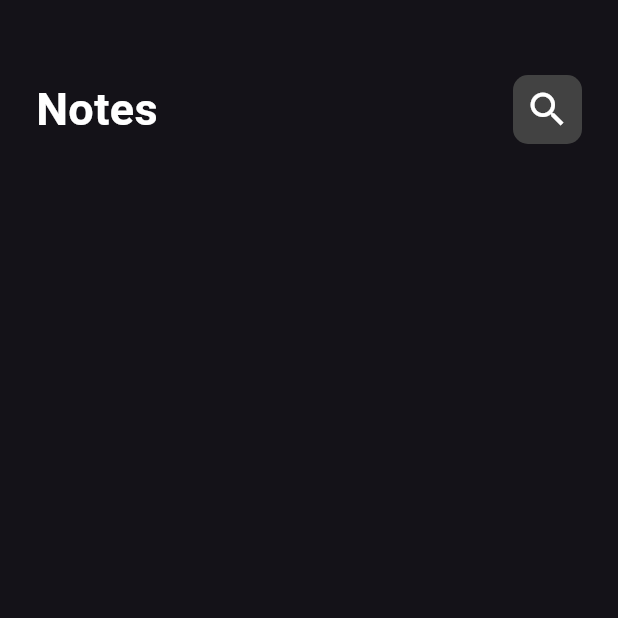
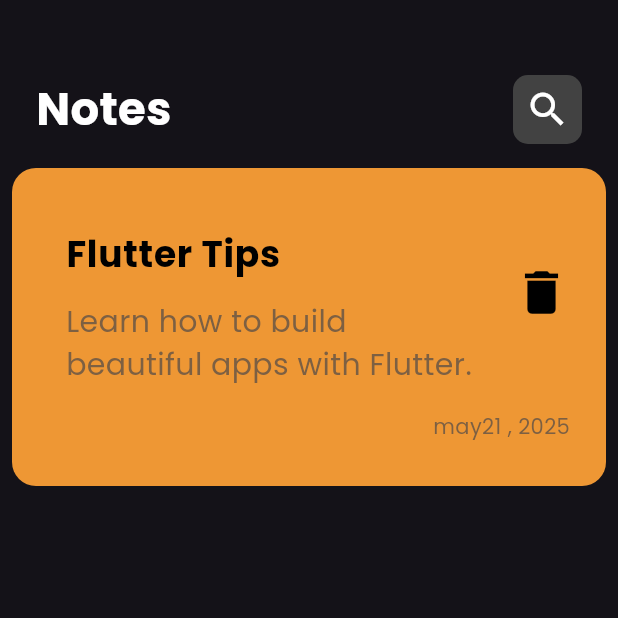
Before and after one commit to mahmOoud2004/note_app, a Flutter app: the screen it shows after launch, on a phone screen of 412 x 824 dp, the top half of it. Run offline on Flutter 3.47's test engine with Material 3 defaults, Android fonts, the phone set to English and light mode, and no system bars.

Commit message:
create note item

```diff
--- a/lib/main.dart
+++ b/lib/main.dart
@@ -12,7 +12,7 @@ class NoteApp extends StatelessWidget {
   Widget build(BuildContext context) {
     return MaterialApp(
       debugShowCheckedModeBanner: false,
-      theme: ThemeData(brightness: Brightness.dark),
+      theme: ThemeData(brightness: Brightness.dark, fontFamily: "Poppins"),
       home: NoteView(),
     );
   }
--- a/lib/widgets/custom_appBar.dart
+++ b/lib/widgets/custom_appBar.dart
@@ -7,7 +7,7 @@ class CustomAppbar extends StatelessWidget {
   @override
   Widget build(BuildContext context) {
     return Padding(
-      padding: const EdgeInsets.symmetric(horizontal: 24),
+      padding: const EdgeInsets.only(left: 24, right: 24, bottom: 8),
       child: Row(
         children: [
           Text(
--- /dev/null
+++ b/lib/widgets/custom_note_item.dart
@@ -0,0 +1,63 @@
+import 'package:flutter/material.dart';
+
+class CustomNoteItem extends StatelessWidget {
+  const CustomNoteItem({super.key});
+
+  @override
+  Widget build(BuildContext context) {
+    return Padding(
+      padding: const EdgeInsets.all(8),
+      child: Container(
+        decoration: BoxDecoration(
+          color: const Color.fromARGB(255, 238, 151, 52),
+          borderRadius: BorderRadius.circular(16),
+        ),
+        child: Padding(
+          padding: const EdgeInsets.only(top: 20, left: 20, bottom: 10),
+          child: Column(
+            crossAxisAlignment: CrossAxisAlignment.end,
+            children: [
+              ListTile(
+                title: Padding(
+                  padding: const EdgeInsets.symmetric(vertical: 12),
+                  child: Text(
+                    "Flutter Tips",
+                    style: TextStyle(
+                      fontSize: 24,
+                      color: Colors.black,
+                      fontWeight: FontWeight.bold,
+                    ),
+                  ),
+                ),
+                subtitle: Padding(
+                  padding: const EdgeInsets.only(bottom: 8),
+                  child: Text(
+                    "Learn how to build beautiful apps with Flutter.",
+                    style: TextStyle(
+                      fontSize: 20,
+                      color: const Color.fromARGB(179, 77, 72, 72),
+                    ),
+                  ),
+                ),
+                trailing: Padding(
+                  padding: const EdgeInsets.only(bottom: 16),
+                  child: Icon(Icons.delete, color: Colors.black, size: 38),
+                ),
+              ),
+              Padding(
+                padding: const EdgeInsets.only(right: 24, bottom: 20),
+                child: Text(
+                  "may21 , 2025",
+                  style: TextStyle(
+                    fontSize: 14,
+                    color: const Color.fromARGB(179, 77, 72, 72),
+                  ),
+                ),
+              ),
+            ],
+          ),
+        ),
+      ),
+    );
+  }
+}
--- a/lib/widgets/noteview_body.dart
+++ b/lib/widgets/noteview_body.dart
@@ -1,11 +1,14 @@
 import 'package:flutter/material.dart';
 import 'package:note_app/widgets/custom_appBar.dart';
+import 'package:note_app/widgets/custom_note_item.dart';
 
 class NoteviewBody extends StatelessWidget {
   const NoteviewBody({super.key});
 
   @override
   Widget build(BuildContext context) {
-    return Column(children: [SizedBox(height: 50), CustomAppbar()]);
+    return Column(
+      children: [SizedBox(height: 50), CustomAppbar(), CustomNoteItem()],
+    );
   }
 }
```
Also changed, not shown: pubspec.yaml (+5 -12 lines), assets/fonts/Poppins-Regular.ttf (added).
